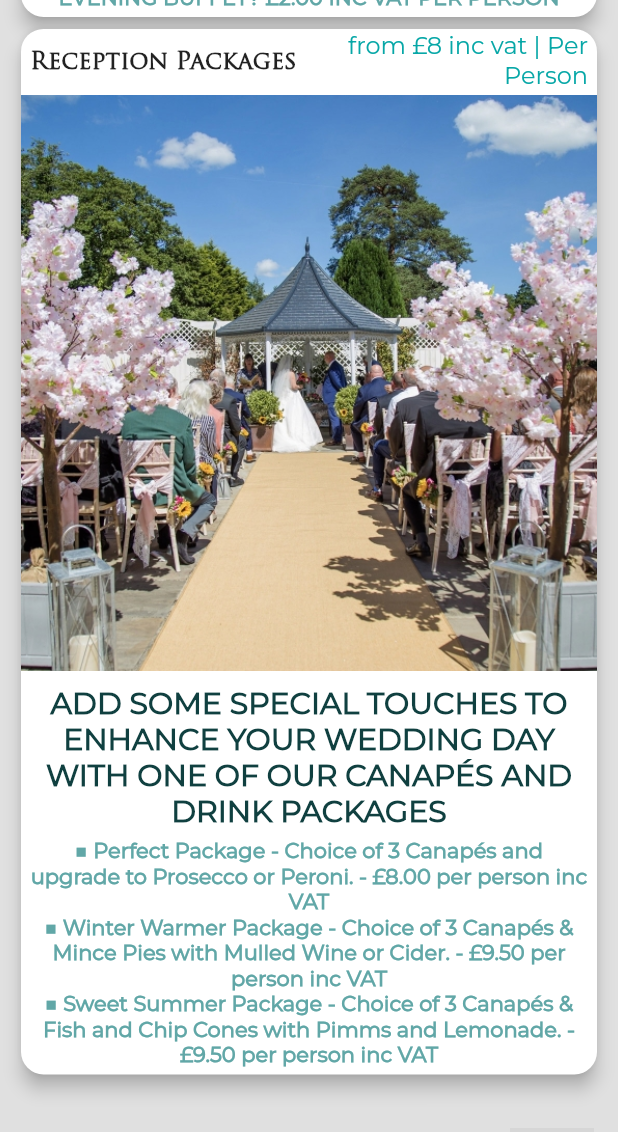
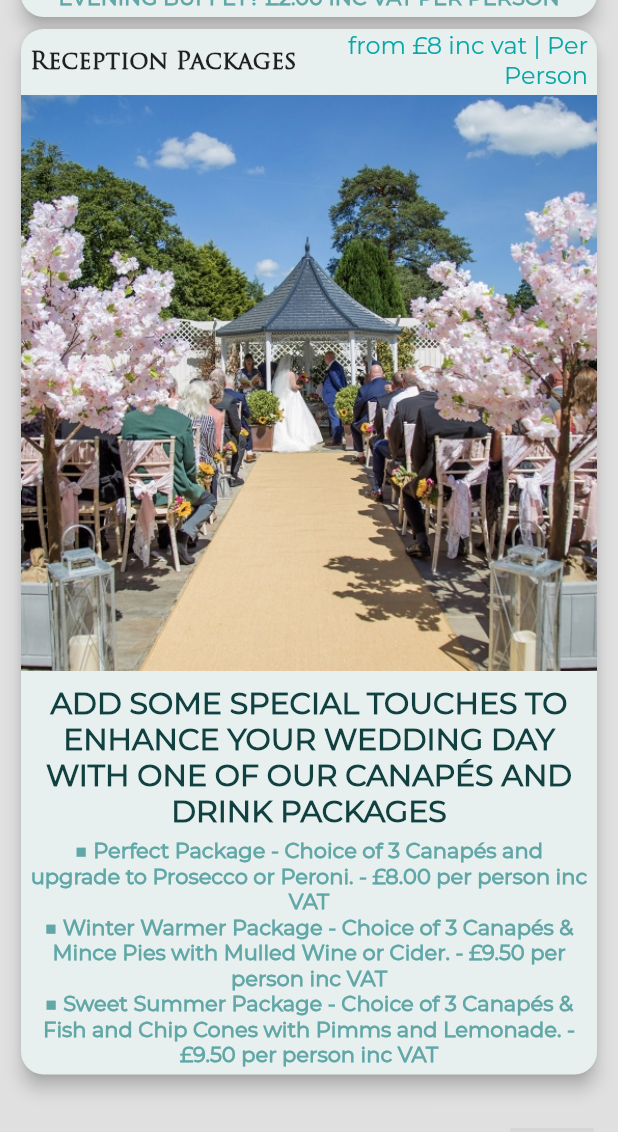
Before and after one commit to DylanJCain/southdowns-app, a Flutter app: the FinishingTouches screen opened by its route, scrolled down 3456 dp, on a phone screen of 412 x 824 dp. Shown: the top 1132 px of the screen. Run offline on Flutter 3.47's test engine with Material 2 defaults, Android fonts, the phone set to English and light mode, and no system bars; our stand-ins replace chewie, google_maps_flutter, video_player; missing offline and left inert: floating_action_bubble; grey boxes are pictures that could not be loaded.

Commit message:
Small updates

```diff
--- a/lib/about.dart
+++ b/lib/about.dart
@@ -7,7 +7,7 @@ class About extends StatelessWidget {
   @override
   Widget build(BuildContext context) {
     return Scaffold(
-      backgroundColor: Colors.grey.shade300,
+      backgroundColor: const Color.fromRGBO(231, 239, 239, 1),
       body: SafeArea(
         child: ListView(
           children: [
--- a/lib/components/fabmenu.dart
+++ b/lib/components/fabmenu.dart
@@ -27,7 +27,7 @@ class _MyFabMenuState extends State<FabMenu>
     super.initState();
   }
 
-  Color bubbleBackgroundColor = Colors.cyan.shade200;
+  Color bubbleBackgroundColor = const Color.fromRGBO(97, 167, 167, 1);
 
   @override
   Widget build(BuildContext context) {
--- a/lib/finishingtouches.dart
+++ b/lib/finishingtouches.dart
@@ -163,6 +163,7 @@ class _FinishingTouchesState extends State<FinishingTouches> {
                     margin: const EdgeInsets.fromLTRB(10, 0, 10, 0),
                     child: Center(
                       child: Card(
+                        color: const Color.fromRGBO(231, 239, 239, 1),
                         elevation: 5,
                         shape: RoundedRectangleBorder(
                             borderRadius: BorderRadius.circular(15.0)),
--- a/pubspec.yaml
+++ b/pubspec.yaml
@@ -16,10 +16,10 @@ publish_to: 'none' # Remove this line if you wish to publish to pub.dev
 # https://developer.apple.com/library/archive/documentation/General/Reference/InfoPlistKeyReference/Articles/CoreFoundationKeys.html
 # In Windows, build-name is used as the major, minor, and patch parts
 # of the product and file versions while build-number is used as the build suffix.
-version: 1.0.0+1
+version: 1.0.5
 
 environment:
-  sdk: '>=3.0.0-19.0.dev <4.0.0'
+  sdk: '>=2.18.6 <4.0.0'
 
 # Dependencies specify other packages that your package needs in order to work.
 # To automatically upgrade your package dependencies to the latest versions
```
Also changed, not shown: lib/contact.dart (+3 -4 lines), pubspec.lock, 1 other file.
